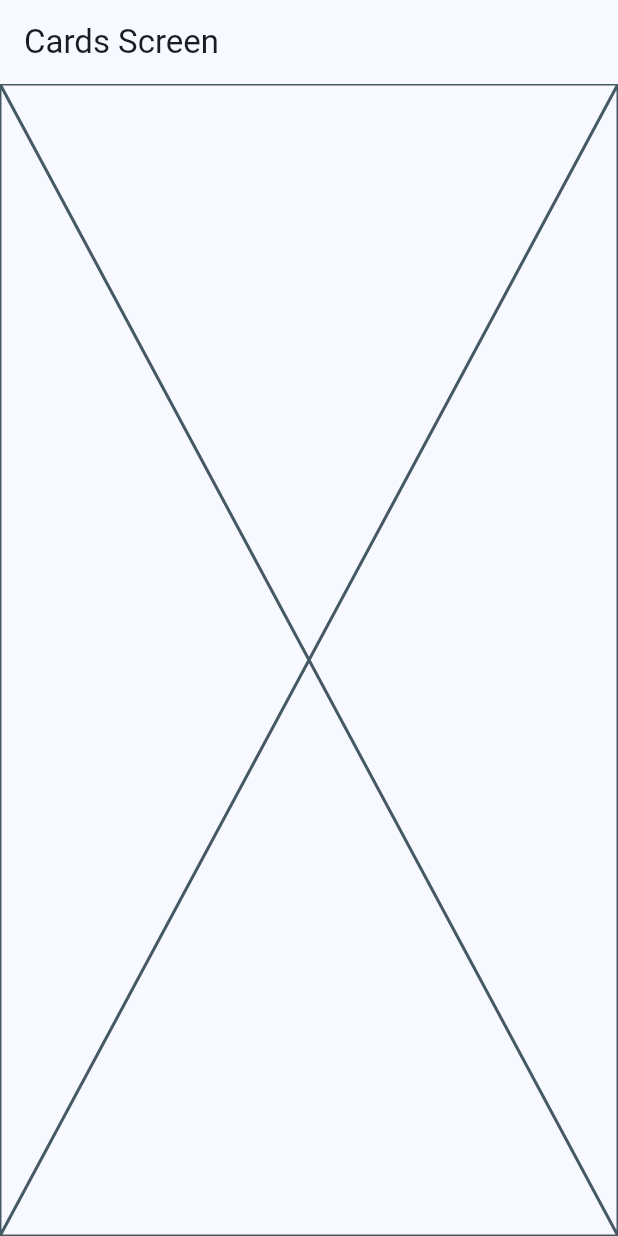
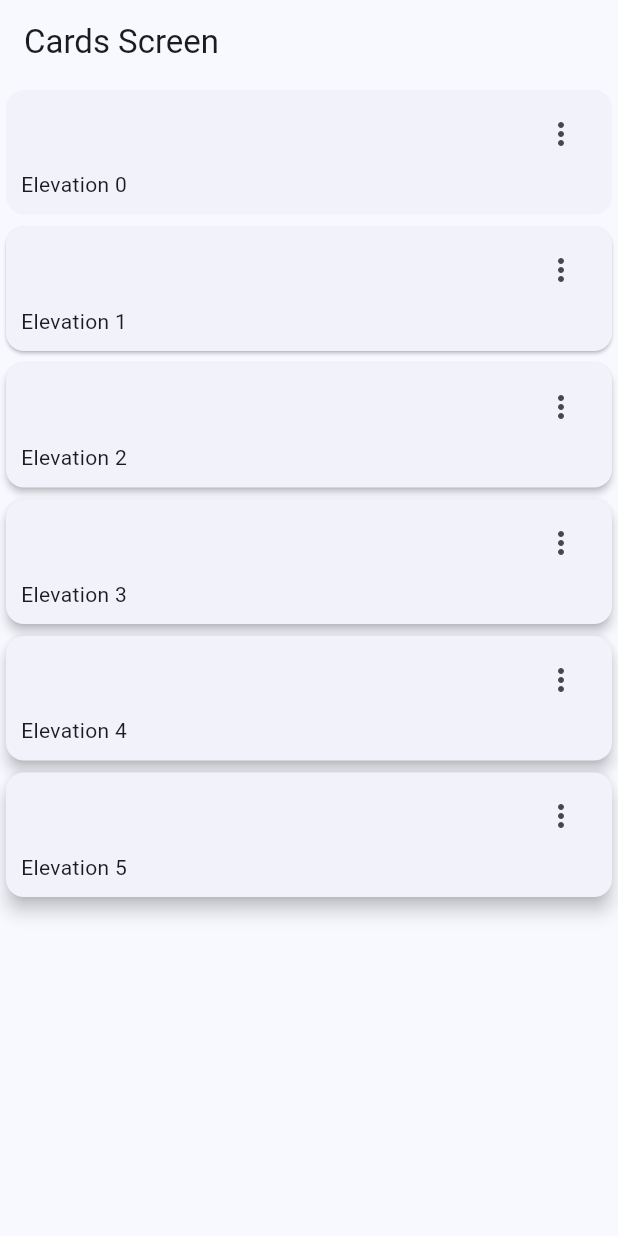
Before and after one commit to albinrk10/widgetsAppRiverpod, a Flutter app: the CardsScreen screen opened by its route, on a phone screen of 412 x 824 dp. Run offline on Flutter 3.47's test engine with Material 2 defaults, Android fonts, the phone set to English and light mode, and no system bars; our stand-ins replace go_router.

Commit message:
card scrollview

```diff
--- a/lib/presentation/screens/cards/cards_screen.dart
+++ b/lib/presentation/screens/cards/cards_screen.dart
@@ -1,4 +1,13 @@
 import 'package:flutter/material.dart';
+
+const cards = <Map<String, dynamic>>[
+  {'elevation': 0.0, 'label': 'Elevation 0'},
+  {'elevation': 1.0, 'label': 'Elevation 1'},
+  {'elevation': 2.0, 'label': 'Elevation 2'},
+  {'elevation': 3.0, 'label': 'Elevation 3'},
+  {'elevation': 4.0, 'label': 'Elevation 4'},
+  {'elevation': 5.0, 'label': 'Elevation 5'},
+];
 
 class CardsScreen extends StatelessWidget {
   static const String name = 'cards_screen';
@@ -10,7 +19,55 @@
       appBar: AppBar(
         title: const Text('Cards Screen'),
       ),
-      body: const Placeholder(),
+      body: const _CardsView(),
     );
   }
 }
+
+class _CardsView extends StatelessWidget {
+  const _CardsView();
+
+  @override
+  Widget build(BuildContext context) {
+    return SingleChildScrollView(
+      child: Column(
+        children: [
+          ...cards.map((card) => _CardType1(
+                elevation: card['elevation'],
+                label: card['label'],
+              )),
+
+        ],
+      ),
+    );
+  }
+}
+
+class _CardType1 extends StatelessWidget {
+  final String label;
+  final double elevation;
+
+  const _CardType1({required this.label, required this.elevation});
+
+  @override
+  Widget build(BuildContext context) {
+    return Card(
+      elevation: elevation,
+      child: Padding(
+        padding: const EdgeInsets.fromLTRB(10, 5, 10, 10),
+        child: Column(children: [
+          Align(
+              alignment: Alignment.topRight,
+              child: IconButton(
+                icon: const Icon(Icons.more_vert_outlined),
+                onPressed: () {},
+              )),
+          Align(
+            alignment: Alignment.bottomLeft,
+            child: Text(label),
+          )
+        ]),
+      ),
+    );
+  }
+}
```
